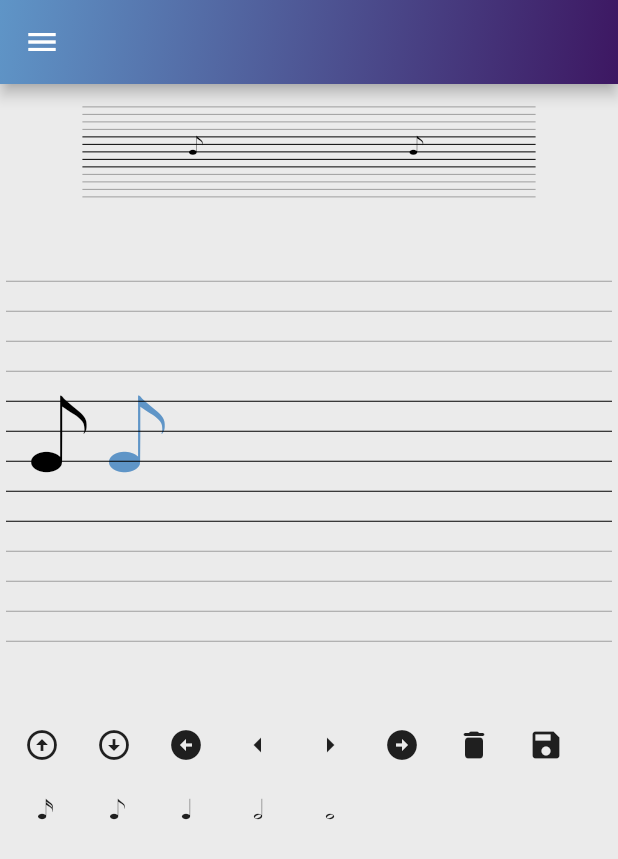
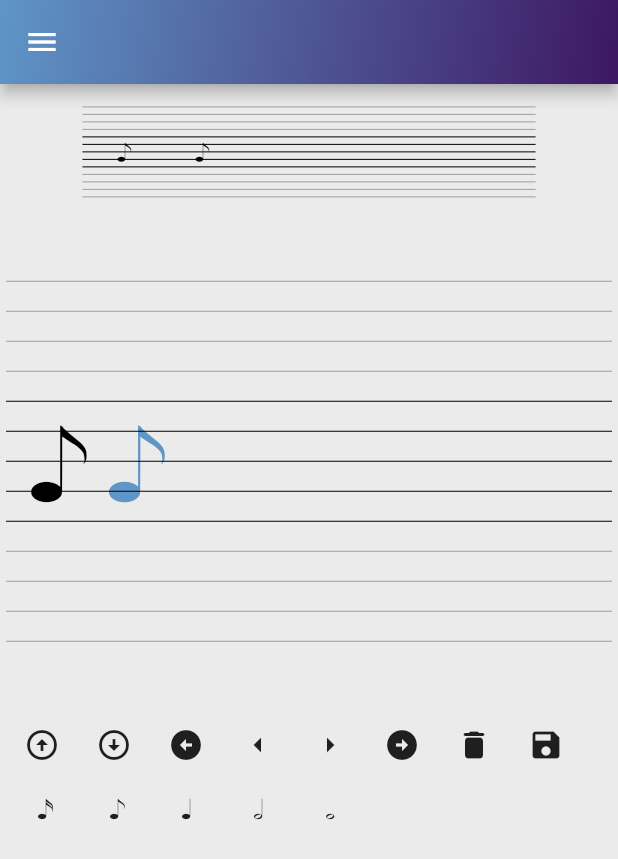
Before and after one commit to zoskar/tranquillo, a Flutter app: the CreateScreen screen opened directly, after a tap on the "arrow right" icon, on a phone screen of 412 x 824 dp. Shown: the top 859 px of the screen. Run offline on Flutter 3.47's test engine with Material 2 defaults, Android fonts, the phone set to English and light mode, and no system bars; drawn by our look-alikes of carousel_slider; our stand-ins replace firebase_auth, firebase_core, firebase_database, flutter_bloc, flutter_form_builder, flutter_hooks; accounts and stored records are empty; network calls fail.

Commit message:
remove bugged carousel scaling

```diff
--- a/lib/cubits/dictando_cubit.dart
+++ b/lib/cubits/dictando_cubit.dart
@@ -1,6 +1,4 @@
 import 'package:carousel_slider/carousel_controller.dart';
-import 'package:dict/util/notes_icons.dart';
-import 'package:flutter/material.dart';
 import 'package:flutter_bloc/flutter_bloc.dart';
 import 'package:dict/data/classes.dart';
 
@@ -15,7 +13,7 @@ class DictandoCubit extends Cubit<DictandoState> {
   init() {
     dictando = Dictando(
       beats: [
-        Beat([Note(duration: 8, pitch: 12)])
+        Beat([Note(duration: 8, pitch: 14)])
       ],
       name: 'Placeholder name',
     );
@@ -32,23 +30,6 @@ class DictandoCubit extends Cubit<DictandoState> {
   setDuration(int duration) {
     dictando.beats[beatIndex].notes[noteIndex].duration = duration;
     emit(DictandoSetState());
-  }
-
-  IconData noteAt(int i) {
-    switch (dictando.beats[beatIndex].notes[i].duration) {
-      case 1:
-        return Notes.whole;
-      case 2:
-        return Notes.half;
-      case 4:
-        return Notes.quarter;
-      case 8:
-        return Notes.eight;
-      case 16:
-        return Notes.sixteen;
-      default:
-        return Notes.eight;
-    }
   }
 
   noteDown() {
@@ -75,7 +56,7 @@ class DictandoCubit extends Cubit<DictandoState> {
   noteRight() {
     if (noteIndex < 12) {
       if (noteIndex == dictando.beats[beatIndex].notes.length - 1) {
-        dictando.beats[beatIndex].notes.add(Note(duration: 8, pitch: 12));
+        dictando.beats[beatIndex].notes.add(Note(duration: 8, pitch: 14));
       }
       noteIndex += 1;
     }
@@ -93,7 +74,7 @@ class DictandoCubit extends Cubit<DictandoState> {
 
   beatRight() {
     if (beatIndex == dictando.beats.length - 1) {
-      dictando.beats.add(Beat([Note(duration: 8, pitch: 12)]));
+      dictando.beats.add(Beat([Note(duration: 8, pitch: 14)]));
     }
     beatIndex += 1;
     noteIndex = 0;
--- a/lib/data/classes.dart
+++ b/lib/data/classes.dart
@@ -22,18 +22,34 @@ class Note {
 
   Map<String, dynamic> toJson() => _$NoteToJson(this);
 
-  IconData noteAt(int i) {
-    switch (i) {
+  IconData getNoteIcon() {
+    switch (duration) {
       case 1:
         return Notes.whole;
       case 2:
-        return Notes.half;
+        if (pitch > 12) {
+          return Notes.half;
+        } else {
+          return Notes.halfReversed;
+        }
       case 4:
-        return Notes.quarter;
+        if (pitch > 12) {
+          return Notes.quarter;
+        } else {
+          return Notes.quarterReversed;
+        }
       case 8:
-        return Notes.eight;
+        if (pitch > 12) {
+          return Notes.eight;
+        } else {
+          return Notes.eightReversed;
+        }
       case 16:
-        return Notes.sixteen;
+        if (pitch > 12) {
+          return Notes.sixteen;
+        } else {
+          return Notes.sixteenReversed;
+        }
       default:
         return Notes.eight;
     }
--- a/lib/presentation/create_screen/widgets/beat_widget.dart
+++ b/lib/presentation/create_screen/widgets/beat_widget.dart
@@ -44,7 +44,12 @@ class BeatWidget extends StatelessWidget {
                       // TODO(zoskar): remove workaround
                       height: 0,
                       child: Icon(
-                        context.read<DictandoCubit>().noteAt(i),
+                        context
+                            .read<DictandoCubit>()
+                            .dictando
+                            .beats[context.read<DictandoCubit>().beatIndex]
+                            .notes[i]
+                            .getNoteIcon(),
                         color: i == context.read<DictandoCubit>().noteIndex
                             ? AppColors.a
                             : Colors.black,
--- a/lib/presentation/create_screen/widgets/static_beat_widget.dart
+++ b/lib/presentation/create_screen/widgets/static_beat_widget.dart
@@ -1,7 +1,5 @@
-import 'package:dict/cubits/dictando_cubit.dart';
 import 'package:dict/data/classes.dart';
 import 'package:flutter/material.dart';
-import 'package:flutter_bloc/flutter_bloc.dart';
 
 class StaticBeatWidget extends StatelessWidget {
   const StaticBeatWidget({
@@ -17,16 +15,7 @@ class StaticBeatWidget extends StatelessWidget {
   Widget build(BuildContext context) => Row(
         children: [
           for (var i = 0; i < beat.notes.length; i++)
-            SizedBox(
-              width: MediaQuery.of(context).size.width /
-                  1.4 /
-                  context
-                      .read<DictandoCubit>()
-                      .dictando
-                      .beats[context.read<DictandoCubit>().beatIndex]
-                      .notes
-                      .length,
-              child: Column(
+            Column(
               children: [
                 SizedBox(height: beat.notes[i].pitch * step),
                 SizedBox(
@@ -34,14 +23,13 @@ class StaticBeatWidget extends StatelessWidget {
                   // TODO(zoskar): remove workaround
                   height: 0,
                   child: Icon(
-                      beat.notes[i].noteAt(beat.notes[i].duration),
+                    beat.notes[i].getNoteIcon(),
                     color: Colors.black,
                     size: 9 * step,
                   ),
                 ),
               ],
             ),
-            ),
         ],
       );
 }
--- a/lib/util/notes_icons.dart
+++ b/lib/util/notes_icons.dart
@@ -21,8 +21,14 @@ class Notes {
   static const _kFontFam = 'Notes';
 
   static const IconData whole = IconData(0xe800, fontFamily: _kFontFam);
-  static const IconData quarter = IconData(0xe801, fontFamily: _kFontFam);
-  static const IconData eight = IconData(0xe802, fontFamily: _kFontFam);
-  static const IconData half = IconData(0xe803, fontFamily: _kFontFam);
-  static const IconData sixteen = IconData(0xe804, fontFamily: _kFontFam);
+  static const IconData quarterReversed =
+      IconData(0xe801, fontFamily: _kFontFam);
+  static const IconData quarter = IconData(0xe802, fontFamily: _kFontFam);
+  static const IconData eight = IconData(0xe803, fontFamily: _kFontFam);
+  static const IconData eightReversed = IconData(0xe804, fontFamily: _kFontFam);
+  static const IconData halfReversed = IconData(0xe805, fontFamily: _kFontFam);
+  static const IconData half = IconData(0xe806, fontFamily: _kFontFam);
+  static const IconData sixteen = IconData(0xe807, fontFamily: _kFontFam);
+  static const IconData sixteenReversed =
+      IconData(0xe808, fontFamily: _kFontFam);
 }
```
Also changed, not shown: assets/fonts/Notes.ttf. Lines whose indentation alone changed are shown as unchanged.
